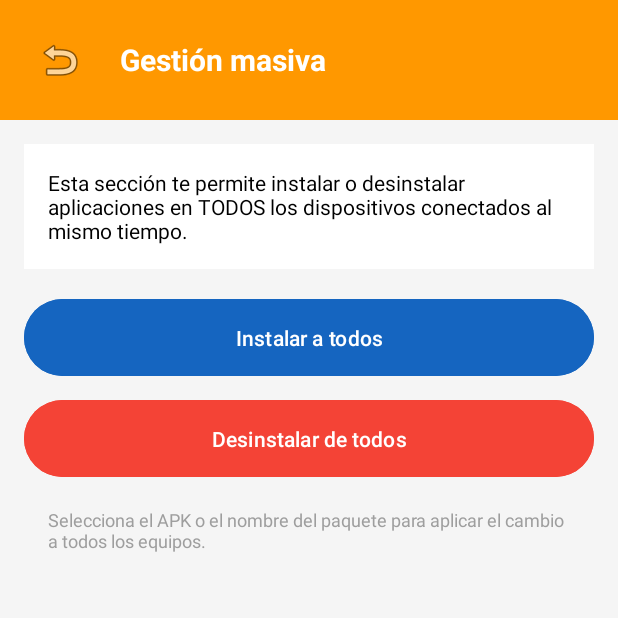
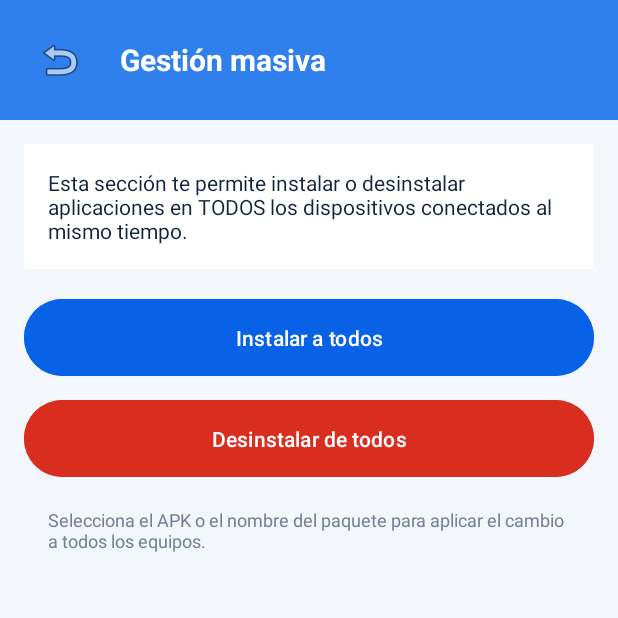
Before and after one commit to stroks15/App-de-instalaci-n-, an Android app: the BulkManagementActivity screen opened directly, with no data from a screen before it, on a phone screen of 412 x 824 dp, the top half of it. Run offline under Robolectric (Android 15) with nearby library versions, the phone set to English and light mode, and no system bars.

Commit message:
Standardize eight-character pairing and reference color palettes

```diff
--- a/dexterh4ck-control/app/src/main/res/values/colors.xml
+++ b/dexterh4ck-control/app/src/main/res/values/colors.xml
@@ -1,23 +1,23 @@
 <?xml version="1.0" encoding="utf-8"?>
 <resources>
-    <color name="primary">#1565C0</color>
-    <color name="primary_dark">#0D47A1</color>
-    <color name="accent">#FF9800</color>
-    <color name="background">#F5F5F5</color>
+    <color name="primary">#0862E8</color>
+    <color name="primary_dark">#0649B4</color>
+    <color name="accent">#2F80ED</color>
+    <color name="background">#F3F6FB</color>
     <color name="surface">#FFFFFF</color>
     <color name="on_primary">#FFFFFF</color>
-    <color name="on_secondary">#000000</color>
-    <color name="on_background">#000000</color>
-    <color name="on_surface">#000000</color>
-    <color name="error">#F44336</color>
+    <color name="on_secondary">#FFFFFF</color>
+    <color name="on_background">#14243D</color>
+    <color name="on_surface">#14243D</color>
+    <color name="error">#D92D20</color>
     <color name="on_error">#FFFFFF</color>
-    <color name="black">#000000</color>
+    <color name="black">#14243D</color>
     <color name="white">#FFFFFF</color>
-    <color name="gray">#9E9E9E</color>
-    <color name="light_gray">#E0E0E0</color>
-    <color name="success">#4CAF50</color>
-    <color name="warning">#FFC107</color>
-    <color name="device_online">#4CAF50</color>
-    <color name="device_offline">#9E9E9E</color>
-    <color name="device_busy">#FFC107</color>
+    <color name="gray">#718096</color>
+    <color name="light_gray">#E5ECF5</color>
+    <color name="success">#159B69</color>
+    <color name="warning">#F4B740</color>
+    <color name="device_online">#159B69</color>
+    <color name="device_offline">#9AA7B8</color>
+    <color name="device_busy">#F4B740</color>
 </resources>
```
